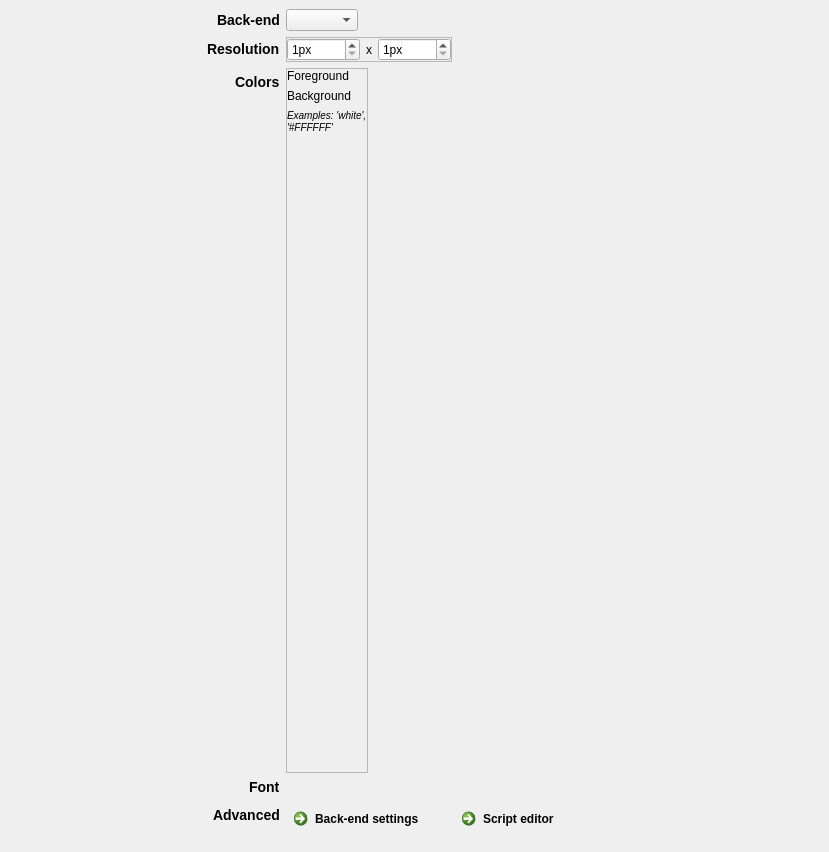
Above: resources/ui/general_widget.ui from open-cogsci/OpenSesame before the change. Below: the same form after it.
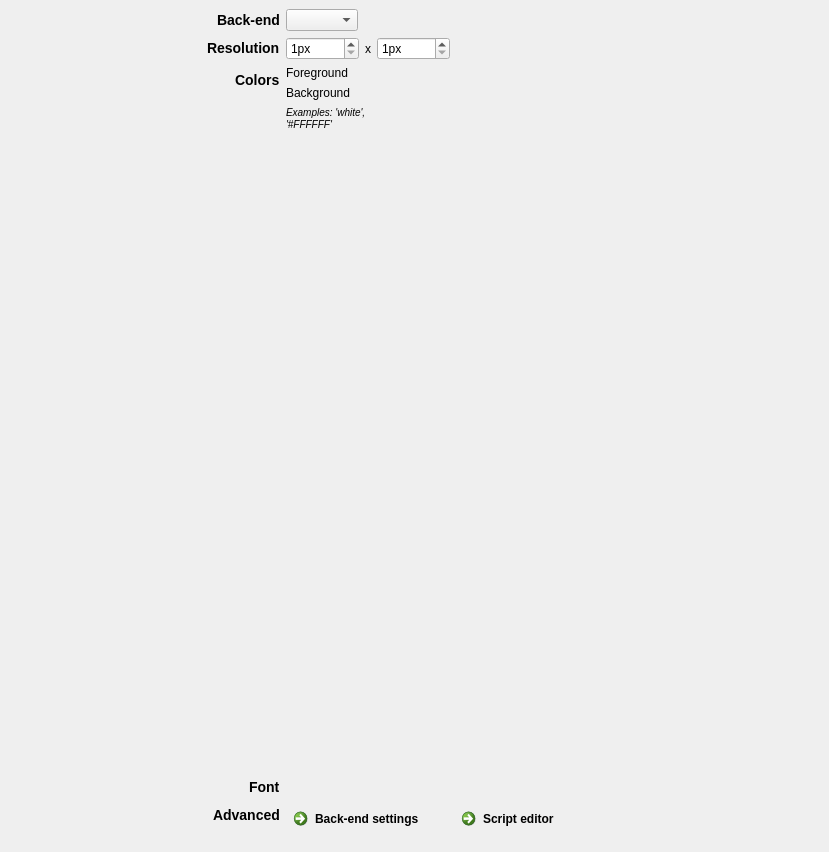
That is the form after the change. Custom widgets are drawn as their Qt base class.

Commit message: Remove frames from general widget

```diff
--- a/resources/ui/general_widget.ui
+++ b/resources/ui/general_widget.ui
@@ -83,7 +83,7 @@
             </sizepolicy>
            </property>
            <property name="frameShape">
-            <enum>QFrame::StyledPanel</enum>
+            <enum>QFrame::NoFrame</enum>
            </property>
            <layout class="QHBoxLayout" name="horizontalLayout_3">
             <property name="margin">
@@ -147,7 +147,7 @@
             </sizepolicy>
            </property>
            <property name="frameShape">
-            <enum>QFrame::StyledPanel</enum>
+            <enum>QFrame::NoFrame</enum>
            </property>
            <layout class="QGridLayout" name="gridLayout_6">
             <property name="margin">
```
The commit also changes 1 other file.
